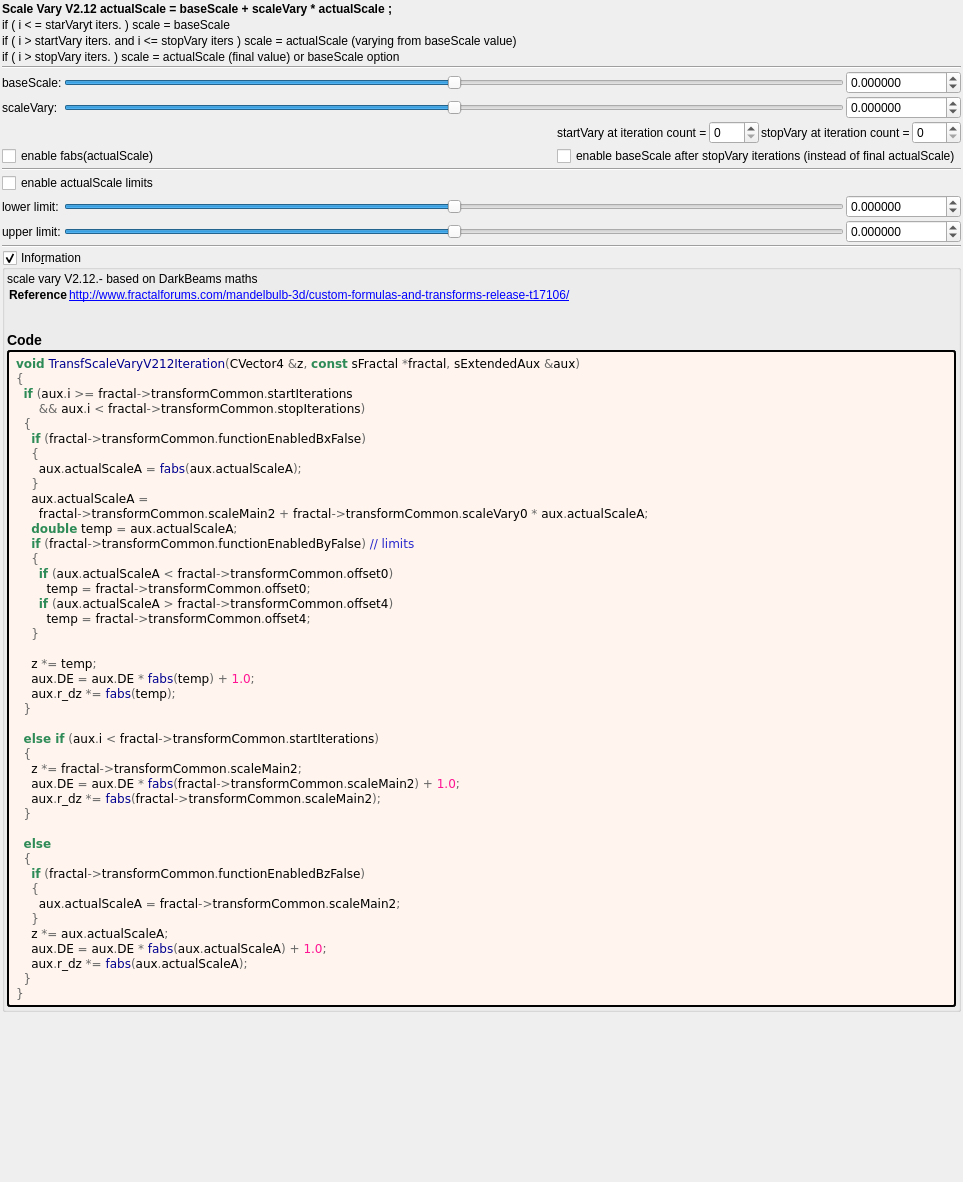
Before: the Qt Designer form mandelbulber2/formula/ui/fractal_transf_scale_vary_v212.ui in buddhi1980/mandelbulber2, drawn with Qt 5.
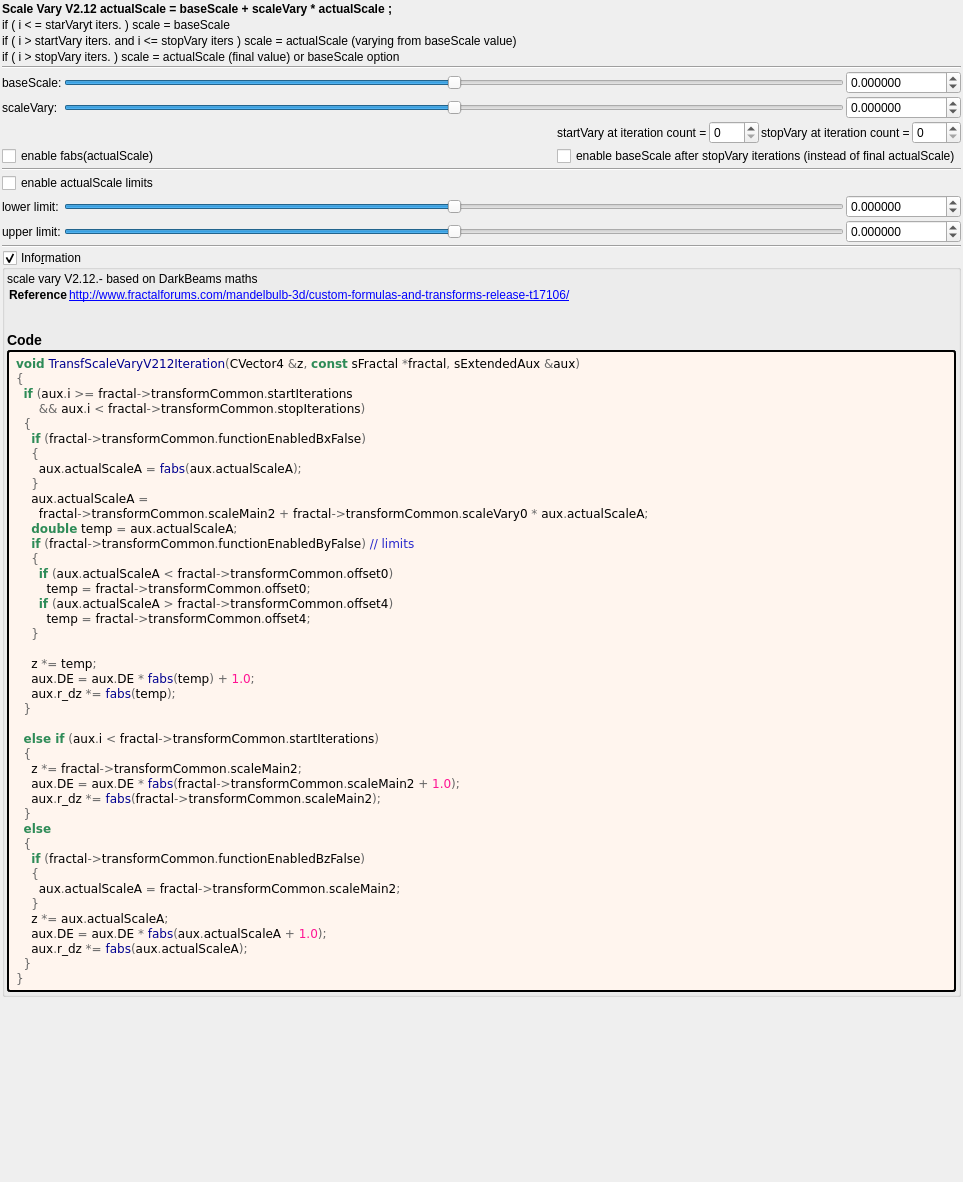
After: the same form once the commit is applied. Custom widgets are drawn as their Qt base class.

What changed in the file:
```diff
--- a/mandelbulber2/formula/ui/fractal_transf_scale_vary_v212.ui
+++ b/mandelbulber2/formula/ui/fractal_transf_scale_vary_v212.ui
@@ -498,10 +498,9 @@
   &lt;span style=&quot;color:#2e8b57; font-weight:bold&quot;&gt;else if&lt;/span&gt; &lt;span style=&quot;color:#676767&quot;&gt;(&lt;/span&gt;aux&lt;span style=&quot;color:#676767&quot;&gt;.&lt;/span&gt;i &lt;span style=&quot;color:#676767&quot;&gt;&amp;lt;&lt;/span&gt; fractal&lt;span style=&quot;color:#676767&quot;&gt;-&amp;gt;&lt;/span&gt;transformCommon&lt;span style=&quot;color:#676767&quot;&gt;.&lt;/span&gt;startIterations&lt;span style=&quot;color:#676767&quot;&gt;)&lt;/span&gt;
   &lt;span style=&quot;color:#676767&quot;&gt;{&lt;/span&gt;
     z &lt;span style=&quot;color:#676767&quot;&gt;*=&lt;/span&gt; fractal&lt;span style=&quot;color:#676767&quot;&gt;-&amp;gt;&lt;/span&gt;transformCommon&lt;span style=&quot;color:#676767&quot;&gt;.&lt;/span&gt;scaleMain2&lt;span style=&quot;color:#676767&quot;&gt;;&lt;/span&gt;
-    aux&lt;span style=&quot;color:#676767&quot;&gt;.&lt;/span&gt;DE &lt;span style=&quot;color:#676767&quot;&gt;=&lt;/span&gt; aux&lt;span style=&quot;color:#676767&quot;&gt;.&lt;/span&gt;DE &lt;span style=&quot;color:#676767&quot;&gt;*&lt;/span&gt; &lt;span style=&quot;color:#00008f&quot;&gt;fabs&lt;/span&gt;&lt;span style=&quot;color:#676767&quot;&gt;(&lt;/span&gt;fractal&lt;span style=&quot;color:#676767&quot;&gt;-&amp;gt;&lt;/span&gt;transformCommon&lt;span style=&quot;color:#676767&quot;&gt;.&lt;/span&gt;scaleMain2&lt;span style=&quot;color:#676767&quot;&gt;) +&lt;/span&gt; &lt;span style=&quot;color:#ff1493&quot;&gt;1.0&lt;/span&gt;&lt;span style=&quot;color:#676767&quot;&gt;;&lt;/span&gt;
+    aux&lt;span style=&quot;color:#676767&quot;&gt;.&lt;/span&gt;DE &lt;span style=&quot;color:#676767&quot;&gt;=&lt;/span&gt; aux&lt;span style=&quot;color:#676767&quot;&gt;.&lt;/span&gt;DE &lt;span style=&quot;color:#676767&quot;&gt;*&lt;/span&gt; &lt;span style=&quot;color:#00008f&quot;&gt;fabs&lt;/span&gt;&lt;span style=&quot;color:#676767&quot;&gt;(&lt;/span&gt;fractal&lt;span style=&quot;color:#676767&quot;&gt;-&amp;gt;&lt;/span&gt;transformCommon&lt;span style=&quot;color:#676767&quot;&gt;.&lt;/span&gt;scaleMain2 &lt;span style=&quot;color:#676767&quot;&gt;+&lt;/span&gt; &lt;span style=&quot;color:#ff1493&quot;&gt;1.0&lt;/span&gt;&lt;span style=&quot;color:#676767&quot;&gt;);&lt;/span&gt;
     aux&lt;span style=&quot;color:#676767&quot;&gt;.&lt;/span&gt;r_dz &lt;span style=&quot;color:#676767&quot;&gt;*=&lt;/span&gt; &lt;span style=&quot;color:#00008f&quot;&gt;fabs&lt;/span&gt;&lt;span style=&quot;color:#676767&quot;&gt;(&lt;/span&gt;fractal&lt;span style=&quot;color:#676767&quot;&gt;-&amp;gt;&lt;/span&gt;transformCommon&lt;span style=&quot;color:#676767&quot;&gt;.&lt;/span&gt;scaleMain2&lt;span style=&quot;color:#676767&quot;&gt;);&lt;/span&gt;
   &lt;span style=&quot;color:#676767&quot;&gt;}&lt;/span&gt;
-
   &lt;span style=&quot;color:#2e8b57; font-weight:bold&quot;&gt;else&lt;/span&gt;
   &lt;span style=&quot;color:#676767&quot;&gt;{&lt;/span&gt;
     &lt;span style=&quot;color:#2e8b57; font-weight:bold&quot;&gt;if&lt;/span&gt; &lt;span style=&quot;color:#676767&quot;&gt;(&lt;/span&gt;fractal&lt;span style=&quot;color:#676767&quot;&gt;-&amp;gt;&lt;/span&gt;transformCommon&lt;span style=&quot;color:#676767&quot;&gt;.&lt;/span&gt;functionEnabledBzFalse&lt;span style=&quot;color:#676767&quot;&gt;)&lt;/span&gt;
@@ -509,7 +508,7 @@
       aux&lt;span style=&quot;color:#676767&quot;&gt;.&lt;/span&gt;actualScaleA &lt;span style=&quot;color:#676767&quot;&gt;=&lt;/span&gt; fractal&lt;span style=&quot;color:#676767&quot;&gt;-&amp;gt;&lt;/span&gt;transformCommon&lt;span style=&quot;color:#676767&quot;&gt;.&lt;/span&gt;scaleMain2&lt;span style=&quot;color:#676767&quot;&gt;;&lt;/span&gt;
     &lt;span style=&quot;color:#676767&quot;&gt;}&lt;/span&gt;
     z &lt;span style=&quot;color:#676767&quot;&gt;*=&lt;/span&gt; aux&lt;span style=&quot;color:#676767&quot;&gt;.&lt;/span&gt;actualScaleA&lt;span style=&quot;color:#676767&quot;&gt;;&lt;/span&gt;
-    aux&lt;span style=&quot;color:#676767&quot;&gt;.&lt;/span&gt;DE &lt;span style=&quot;color:#676767&quot;&gt;=&lt;/span&gt; aux&lt;span style=&quot;color:#676767&quot;&gt;.&lt;/span&gt;DE &lt;span style=&quot;color:#676767&quot;&gt;*&lt;/span&gt; &lt;span style=&quot;color:#00008f&quot;&gt;fabs&lt;/span&gt;&lt;span style=&quot;color:#676767&quot;&gt;(&lt;/span&gt;aux&lt;span style=&quot;color:#676767&quot;&gt;.&lt;/span&gt;actualScaleA&lt;span style=&quot;color:#676767&quot;&gt;) +&lt;/span&gt; &lt;span style=&quot;color:#ff1493&quot;&gt;1.0&lt;/span&gt;&lt;span style=&quot;color:#676767&quot;&gt;;&lt;/span&gt;
+    aux&lt;span style=&quot;color:#676767&quot;&gt;.&lt;/span&gt;DE &lt;span style=&quot;color:#676767&quot;&gt;=&lt;/span&gt; aux&lt;span style=&quot;color:#676767&quot;&gt;.&lt;/span&gt;DE &lt;span style=&quot;color:#676767&quot;&gt;*&lt;/span&gt; &lt;span style=&quot;color:#00008f&quot;&gt;fabs&lt;/span&gt;&lt;span style=&quot;color:#676767&quot;&gt;(&lt;/span&gt;aux&lt;span style=&quot;color:#676767&quot;&gt;.&lt;/span&gt;actualScaleA &lt;span style=&quot;color:#676767&quot;&gt;+&lt;/span&gt; &lt;span style=&quot;color:#ff1493&quot;&gt;1.0&lt;/span&gt;&lt;span style=&quot;color:#676767&quot;&gt;);&lt;/span&gt;
     aux&lt;span style=&quot;color:#676767&quot;&gt;.&lt;/span&gt;r_dz &lt;span style=&quot;color:#676767&quot;&gt;*=&lt;/span&gt; &lt;span style=&quot;color:#00008f&quot;&gt;fabs&lt;/span&gt;&lt;span style=&quot;color:#676767&quot;&gt;(&lt;/span&gt;aux&lt;span style=&quot;color:#676767&quot;&gt;.&lt;/span&gt;actualScaleA&lt;span style=&quot;color:#676767&quot;&gt;);&lt;/span&gt;
   &lt;span style=&quot;color:#676767&quot;&gt;}&lt;/span&gt;
 &lt;span style=&quot;color:#676767&quot;&gt;}&lt;/span&gt;
```
Left out of the diff: 2 changed lines with no effect on the pictures.
